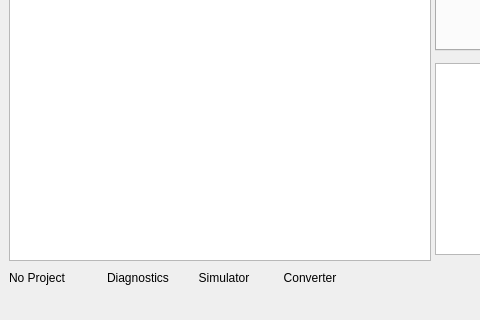
Old version of the form src/mainwindow.ui in the repository N1vn0vem8er/8080ide; both pictures show x 0 to 480 and y 349 to 669 of the 1292 by 669 pixel window.
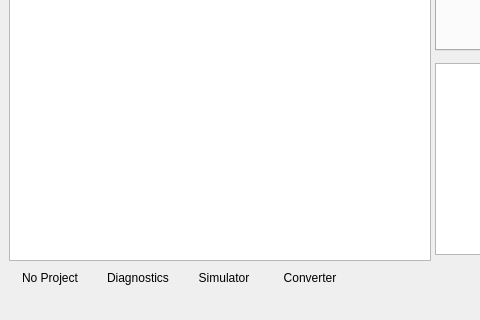
New version of the form. Icons and pictures are not drawn. Custom widgets are drawn as their Qt base class.

Commit message: Connected action in menus

What changed in the file:
```diff
--- a/src/mainwindow.ui
+++ b/src/mainwindow.ui
@@ -293,6 +293,13 @@
     </item>
     <item>
      <layout class="QHBoxLayout" name="horizontalLayout">
+      <item>
+       <widget class="QLabel" name="fontSizeLabel">
+        <property name="text">
+         <string/>
+        </property>
+       </widget>
+      </item>
       <item>
        <widget class="QLabel" name="projectInfoLabel">
         <property name="text">
@@ -307,13 +314,6 @@
         </property>
        </widget>
       </item>
-      <item>
-       <widget class="QLabel" name="fontSizeLabel">
-        <property name="text">
-         <string/>
-        </property>
-       </widget>
-      </item>
       <item>
        <widget class="QPushButton" name="openLogsOutputButtom">
         <property name="text">
```
The commit also changes 1 other file.
